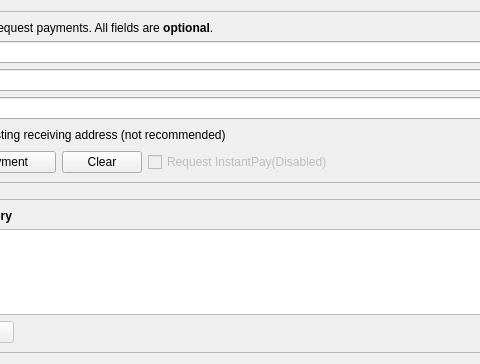
Above: src/qt/forms/receivecoinsdialog.ui from Mythicaler/Smartcoin-core before the change; both pictures show x 173 to 653 and y 0 to 364 of the 776 by 364 pixel window. Below: the same form after it.
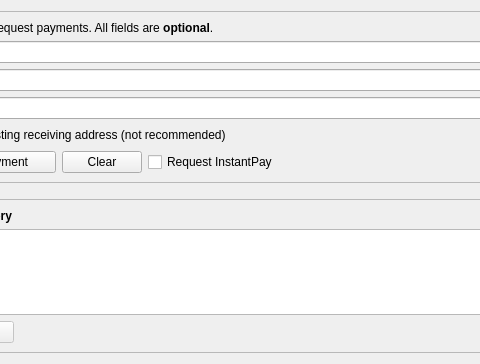
That is the form after the change. Icons and pictures are not drawn. Custom widgets are drawn as their Qt base class.

Diff of the .ui file:
```diff
--- a/src/qt/forms/receivecoinsdialog.ui
+++ b/src/qt/forms/receivecoinsdialog.ui
@@ -172,14 +172,11 @@
           <item>
            <widget class="QCheckBox" name="checkUseInstantSend">
             <property name="text">
-             <string>Request InstantPay(Disabled)</string>
+             <string>Request InstantPay</string>
             </property>
             <property name="checked">
              <bool>false</bool>
             </property>
-            <property name="enabled">
-              <bool>false</bool>
-            </property>
            </widget>
           </item>
           <item>
```
Left out of the diff: 4 changed lines with no effect on the pictures.
